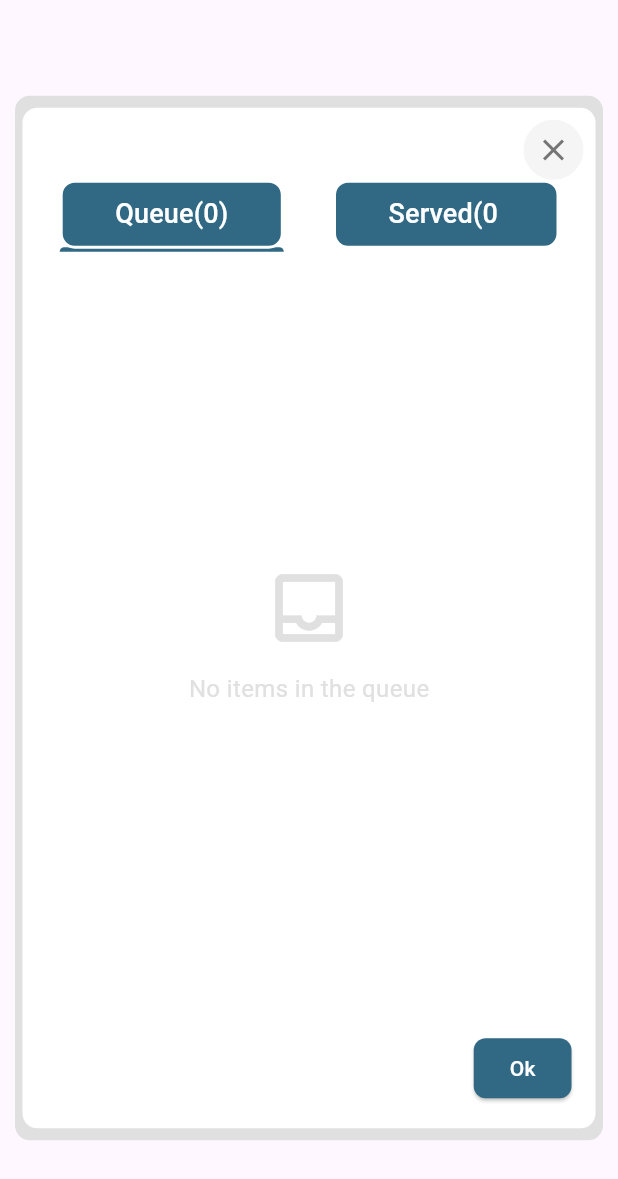
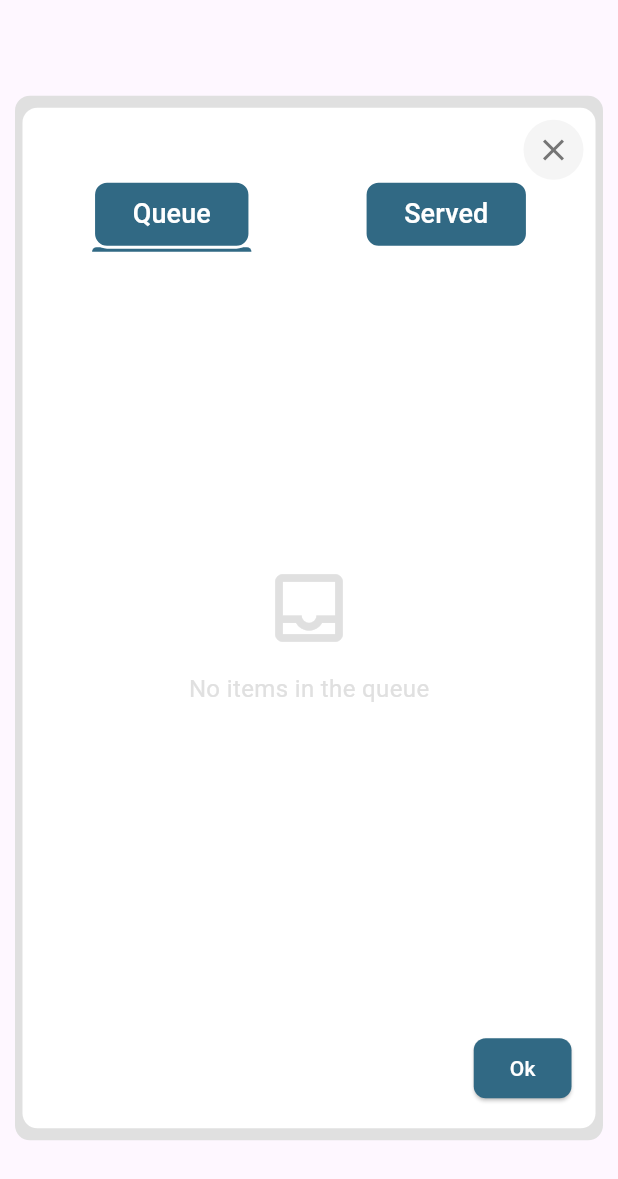
Before and after one commit to mdrakib90757/serial-management-apps., a Flutter app: the ServiceTakerQueueServedDialog widget shown alone on an empty page, opened directly with empty values, on a phone screen of 412 x 824 dp. Shown: the top 1179 px of the screen. Run offline on Flutter 3.47's test engine with Material 3 defaults, Android fonts, the phone set to English and light mode, and no system bars; our stand-ins replace another_flushbar, custom_refresh_indicator, dropdown_button2, dropdown_search, flutter_dotenv, geolocator and 6 more; missing offline and left inert: day_night_time_picker; accounts and stored records are empty; network calls fail.

Commit message:
Queue tab and status dialog update

```diff
--- a/lib/Screen/servicetaker_screen/serviceTakerWidget/service_taker_queue_served_dialog/service_taker_queue_served_dialog.dart
+++ b/lib/Screen/servicetaker_screen/serviceTakerWidget/service_taker_queue_served_dialog/service_taker_queue_served_dialog.dart
@@ -111,14 +111,17 @@ class _ServiceTakerQueueServedDialogState
                     labelStyle: TextStyle(fontWeight: FontWeight.w500),
                     indicatorColor: AppColor().primariColor,
                     dividerColor: Colors.transparent,
-                    // indicator: BoxDecoration(
-                    //
-                    // ),
+                    splashFactory: NoSplash.splashFactory,
+                    overlayColor: MaterialStateProperty.resolveWith<Color?>(
+                          (Set<MaterialState> states) {
+                        return Colors.transparent;
+                      },
+                    ),
                     tabs: [
                       Tab(
                         child: Container(
                           padding: EdgeInsets.symmetric(
-                            horizontal: 35,
+                            horizontal: 25,
                             vertical: 8,
                           ),
                           decoration: BoxDecoration(
@@ -127,7 +130,7 @@ class _ServiceTakerQueueServedDialogState
                             border: Border.all(color: Colors.white, width: 2),
                           ),
                           child: Text(
-                            "Queue(${serialProvider.totalQueueCount})",
+                            "Queue${serialProvider.totalQueueCount > 0 ? '(${serialProvider.totalQueueCount})' : ''}",
                             style: TextStyle(
                               color: Colors.white,
                               fontWeight: FontWeight.w500,
@@ -138,11 +141,10 @@ class _ServiceTakerQueueServedDialogState
 
                         //text: "Queue(${serialProvider.totalQueueCount})"
                       ),
-
                       Tab(
                         child: Container(
                           padding: EdgeInsets.symmetric(
-                            horizontal: 35,
+                            horizontal: 25,
                             vertical: 8,
                           ),
                           decoration: BoxDecoration(
@@ -151,7 +153,8 @@ class _ServiceTakerQueueServedDialogState
                             border: Border.all(color: Colors.white, width: 2),
                           ),
                           child: Text(
-                            "Served(${serialProvider.totalServedCount})",
+                            "Served${serialProvider.totalServedCount > 0 ? '(${serialProvider.totalServedCount})' : ''}",
+                            //"Served(${serialProvider.totalServedCount})",
                             style: TextStyle(
                               color: Colors.white,
                               fontWeight: FontWeight.w500,
@@ -159,6 +162,7 @@ class _ServiceTakerQueueServedDialogState
                             ),
                           ),
                         ),
+
                         //text: "Served(${serialProvider.totalServedCount})"
                       ),
                     ],
```
Also changed, not shown: lib/Screen/servicecenter_screen/home_screen.dart (+13 -7 lines), lib/Screen/servicecenter_screen/serviceCenter_widget/statusDialogServiceCenter/statusDialog_serviceCenter.dart (+58 -18 lines).
